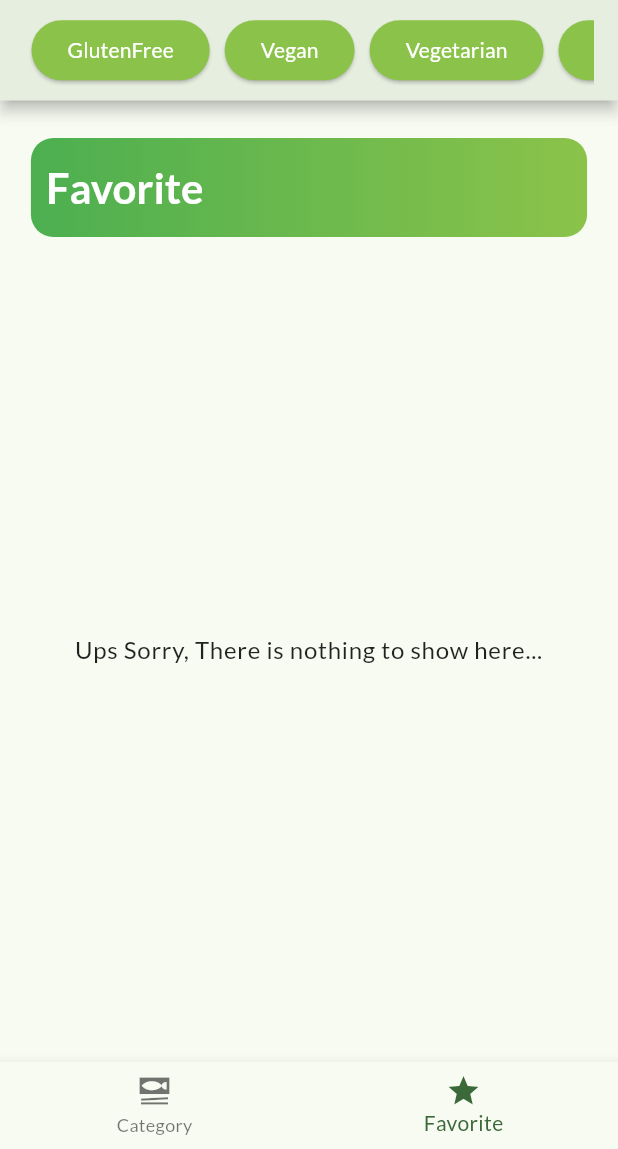
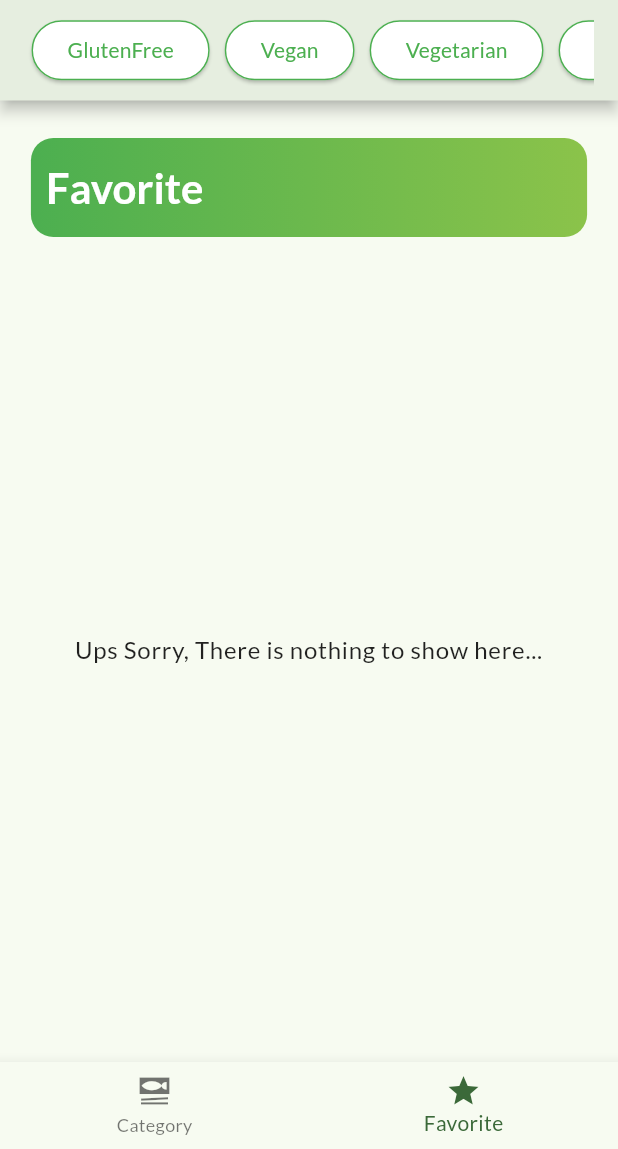
Before and after one commit to IvanSholana/recipe_app, a Flutter app: the screen it shows after launch, item 2 of the bottom bar chosen, on a phone screen of 412 x 824 dp, the part 87-1236 px from its top. Run offline on Flutter 3.47's test engine with Material 2 defaults, Android fonts, the phone set to English and light mode, and no system bars; our stand-ins replace google_fonts, transparent_image; network calls fail.

Commit message:
done setting button

```diff
--- a/lib/components/app_bar.dart
+++ b/lib/components/app_bar.dart
@@ -4,9 +4,11 @@ import 'package:flutter/material.dart';
 import 'package:recipe_app/data/filter_meals.dart';
 
 class AppBarContent extends StatefulWidget {
-  AppBarContent({super.key, required this.findSomething});
+  AppBarContent(
+      {super.key, required this.findSomething, required this.setFilter});
 
   void Function(String something) findSomething;
+  void Function() setFilter;
 
   @override
   State<AppBarContent> createState() {
@@ -54,16 +56,31 @@ class _AppBarState extends State<AppBarContent> {
           child: Row(
               mainAxisAlignment: MainAxisAlignment.spaceBetween,
               children: mealsType.values
-                  .map((element) => Padding(
-                        padding: const EdgeInsets.symmetric(horizontal: 5),
-                        child: ElevatedButton(
-                          onPressed: () {},
-                          style: ElevatedButton.styleFrom(
-                              backgroundColor: Colors.lightGreen,
-                              foregroundColor: Colors.white),
-                          child: Text(element.name.toString()),
-                        ),
-                      ))
+                  .map(
+                    (element) => Padding(
+                      padding: const EdgeInsets.symmetric(horizontal: 5),
+                      child: ElevatedButton(
+                        onPressed: () {
+                          setState(() {
+                            filter[element] = !filter[element]!;
+                            widget.setFilter();
+                          });
+                        },
+                        style: ElevatedButton.styleFrom(
+                            side: BorderSide(
+                              color: filter[element]!
+                                  ? Colors.white
+                                  : Colors.green,
+                              width: 1.0,
+                            ),
+                            backgroundColor:
+                                filter[element]! ? Colors.green : Colors.white,
+                            foregroundColor:
+                                filter[element]! ? Colors.white : Colors.green),
+                        child: Text(element.name.toString()),
+                      ),
+                    ),
+                  )
                   .toList()),
         )
       ],
--- a/lib/data/filter_meals.dart
+++ b/lib/data/filter_meals.dart
@@ -2,3 +2,10 @@
 
 // ignore: constant_identifier_names
 enum mealsType { GlutenFree, Vegan, Vegetarian, LactoseFree }
+
+var filter = {
+  mealsType.GlutenFree: false,
+  mealsType.Vegan: false,
+  mealsType.Vegetarian: false,
+  mealsType.LactoseFree: false
+};
--- a/lib/screens/meal_screen.dart
+++ b/lib/screens/meal_screen.dart
@@ -5,13 +5,16 @@ import 'package:recipe_app/components/meal_card.dart';
 import 'package:recipe_app/data/meals_class.dart';
 import 'package:recipe_app/components/app_bar.dart';
 import 'package:recipe_app/data/favorite_meals.dart';
+import 'package:recipe_app/data/filter_meals.dart';
 
 class MealScreen extends StatefulWidget {
-  MealScreen({
-    super.key,
-    required this.Meals,
-    required this.title,
-  });
+  MealScreen(
+      {super.key,
+      required this.Meals,
+      required this.title,
+      required this.setFilter});
+
+  void Function() setFilter;
   final List<Meal> Meals;
   final String title;
 
@@ -39,6 +42,8 @@ class _MealScreenState extends State<MealScreen> {
       }
     });
   }
+
+  Map<mealsType, bool> newFilter = filter;
 
   void addFavorite(Meal meal) {
     setState(() {
@@ -74,8 +79,7 @@ class _MealScreenState extends State<MealScreen> {
               shadowColor: Colors.black,
               toolbarHeight: 125,
               title: AppBarContent(
-                findSomething: findRecipe,
-              ),
+                  findSomething: findRecipe, setFilter: widget.setFilter),
               automaticallyImplyLeading:
                   false, // This will remove the back arrow
             )
--- a/lib/screens/tabs_screen.dart
+++ b/lib/screens/tabs_screen.dart
@@ -5,7 +5,7 @@ import 'package:recipe_app/screens/home_screen.dart';
 import 'package:recipe_app/screens/meal_screen.dart';
 import 'package:recipe_app/components/app_bar.dart';
 import 'package:recipe_app/data/favorite_meals.dart';
-import 'package:recipe_app/data/meals_class.dart';
+import 'package:recipe_app/data/filter_meals.dart';
 
 class TabScreen extends StatefulWidget {
   const TabScreen({super.key});
@@ -24,6 +24,7 @@ class _TabScreenState extends State<TabScreen> {
     setState(() {
       if (pencarian.isNotEmpty) {
         activeScreen = HomeScreen(
+          setFilter: setFilters,
           allCategory: availableCategories
               .where((element) => element.title == pencarian)
               .toList(),
@@ -31,6 +32,7 @@ class _TabScreenState extends State<TabScreen> {
       } else {
         activeScreen = HomeScreen(
           allCategory: availableCategories,
+          setFilter: setFilters,
         );
       }
     });
@@ -39,24 +41,37 @@ class _TabScreenState extends State<TabScreen> {
   @override
   void initState() {
     super.initState();
-    activeScreen = HomeScreen(allCategory: availableCategories);
+    activeScreen = HomeScreen(
+      allCategory: availableCategories,
+      setFilter: setFilters,
+    );
   }
-
-
 
   void setActiveScreen(int index) {
     setState(() {
       selectedPage = index;
       if (selectedPage == 0) {
-        activeScreen = HomeScreen(allCategory: availableCategories);
+        activeScreen = HomeScreen(
+          allCategory: availableCategories,
+          setFilter: setFilters,
+        );
       } else if (selectedPage == 1) {
         activeScreen = MealScreen(
+          setFilter: setFilters,
           title: "Favorite",
           Meals: dummyMeals
               .where((element) => favoriteMeals.contains(element))
               .toList(),
         );
       }
+    });
+  }
+
+  Map<mealsType, bool> newFilter = filter;
+  void setFilters() {
+    setState(() {
+      newFilter = filter;
+      setActiveScreen(selectedPage);
     });
   }
 
@@ -67,7 +82,7 @@ class _TabScreenState extends State<TabScreen> {
         elevation: 4,
         shadowColor: Colors.black,
         toolbarHeight: 125,
-        title: AppBarContent(findSomething: findRecipe),
+        title: AppBarContent(findSomething: findRecipe, setFilter: setFilters),
       ),
       body: activeScreen,
       bottomNavigationBar: BottomNavigationBar(
```
Also changed, not shown: lib/screens/detail_screen.dart (+6 -7 lines), lib/screens/home_screen.dart (+6 -4 lines).
